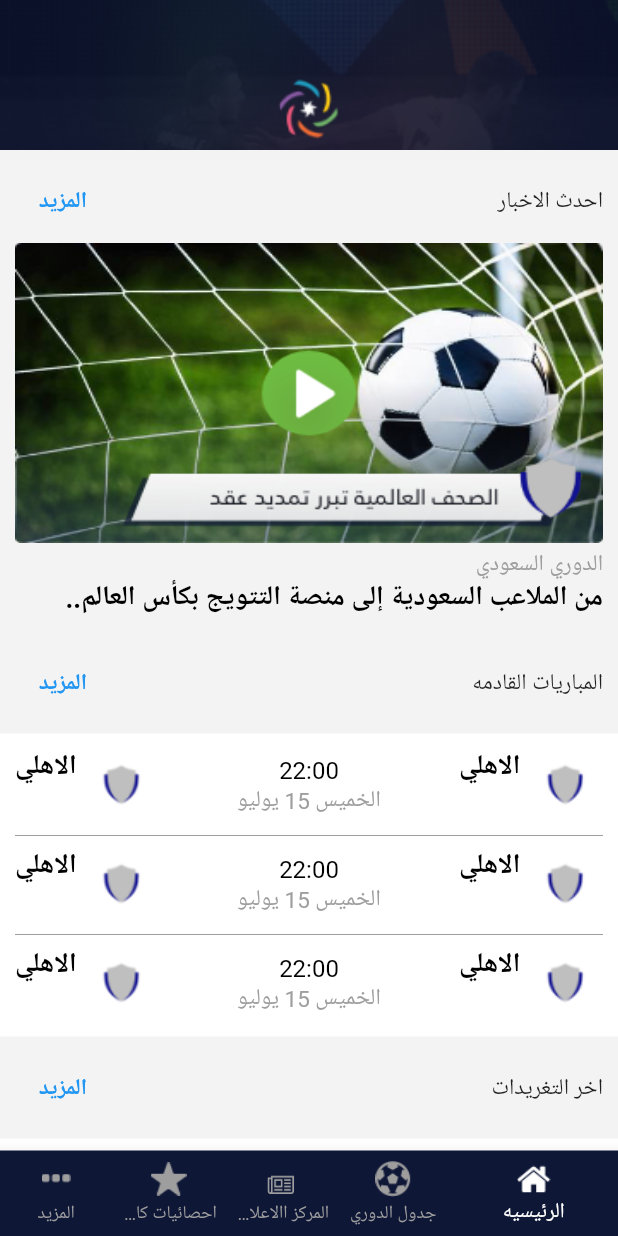
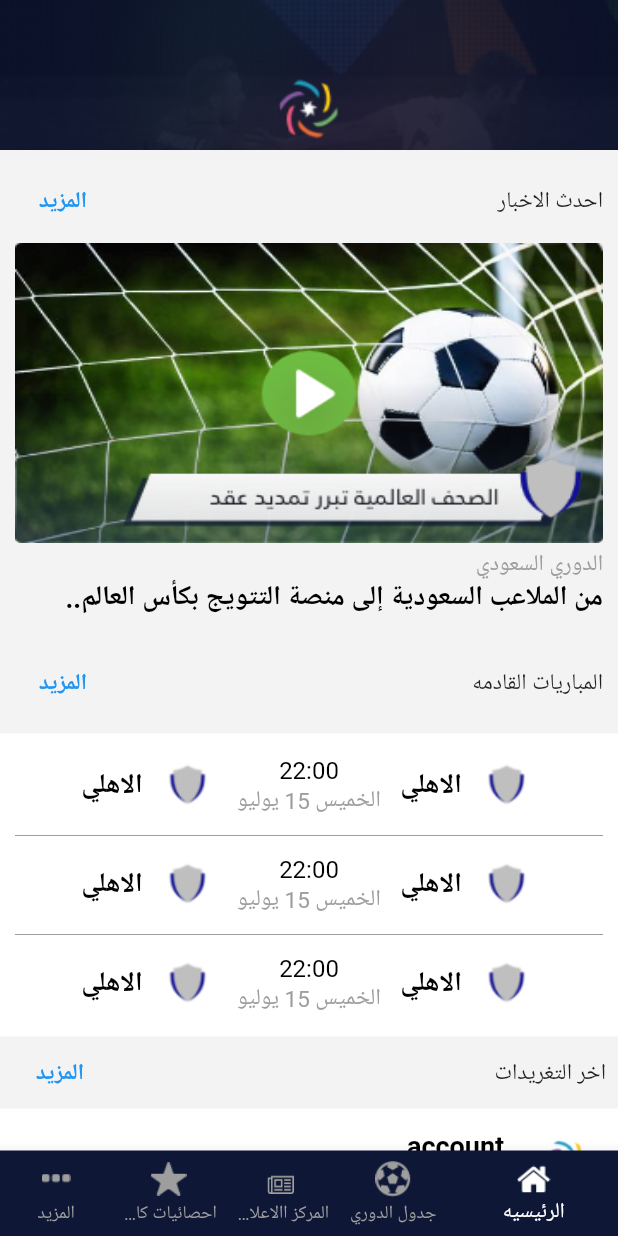
Before and after one commit to MoSamir/innosoft, a Flutter app: the screen it shows after launch, on a phone screen of 412 x 824 dp. Run offline on Flutter 3.47's test engine with Material 2 defaults, Android fonts, the phone set to English and light mode, and no system bars; our stand-ins replace chewie, easy_localization, flutter_bloc, fluttertoast, modal_progress_hud, video_player; Roboto replaces fonts that are missing (assets/fonts/AAJannatLT.ttf).

Commit message:
=> Fixing UI issues

```diff
--- a/lib/main.dart
+++ b/lib/main.dart
@@ -24,7 +24,9 @@ class MyApp extends StatelessWidget {
   @override
   Widget build(BuildContext context) {
     return MaterialApp(
-        theme: ThemeData(bottomAppBarColor: Assets.darkBlueColor),
+        theme: ThemeData(
+            bottomAppBarColor: Assets.darkBlueColor,
+            fontFamily: Assets.fontAJanaat),
         localizationsDelegates: context.localizationDelegates,
         supportedLocales: context.supportedLocales,
         locale: context.locale,
--- a/lib/resources/Assets.dart
+++ b/lib/resources/Assets.dart
@@ -1,11 +1,21 @@
 import 'package:flutter/material.dart';
 
 class Assets {
-  // COLORS
+  // ------------------- COLORS ------------------------
   static const Color darkBlueColor = Color(0xff0F1737);
   static const Color homeBackgroundColor = Color(0xffF3F3F3);
 
-  // IMAGES
+  // ----------------- FONTS ----------------------------
+
+  static const String _FONTS_ROOT = "assets/fonts/";
+  static const String fontAJanaat = _FONTS_ROOT + "AAJannatLT.ttf";
+
+  // ----------------- VIDEOS -----------------------------
+
+  static const String _VIDEOS_ROOT = "assets/raw/";
+  static const String homeVideo = _VIDEOS_ROOT + "video_sample.mp4";
+
+  // ----------- IMAGES ------------------------------
 
   static const String _IMAGES_ROOT = "assets/images/";
 
--- a/lib/ui/screens/home_screen.dart
+++ b/lib/ui/screens/home_screen.dart
@@ -20,10 +20,11 @@ class HomeScreen extends StatefulWidget {
 
 class _HomeScreenState extends State<HomeScreen> {
   ChewieController chewieController = ChewieController(
-    videoPlayerController: VideoPlayerController.network(
-        'https://flutter.github.io/assets-for-api-docs/assets/videos/butterfly.mp4'),
+    autoInitialize: true,
+    videoPlayerController: VideoPlayerController.asset(Assets.homeVideo),
     autoPlay: false,
     looping: false,
+    aspectRatio: 5 / 6.0,
   );
 
   List<Match> matches = [];
@@ -34,7 +35,6 @@ class _HomeScreenState extends State<HomeScreen> {
   void dispose() {
     chewieController.pause();
     chewieController.dispose();
-
     super.dispose();
   }
 
@@ -134,7 +134,7 @@ class _HomeScreenState extends State<HomeScreen> {
     return Column(
       children: [
         Padding(
-          padding: const EdgeInsets.all(10.0),
+          padding: const EdgeInsets.symmetric(horizontal: 8),
           child: Row(
             mainAxisSize: MainAxisSize.max,
             mainAxisAlignment: MainAxisAlignment.spaceBetween,
@@ -230,7 +230,6 @@ class _HomeScreenState extends State<HomeScreen> {
             child: ListView.builder(
               scrollDirection: Axis.horizontal,
               padding: EdgeInsets.symmetric(vertical: 10),
-              physics: NeverScrollableScrollPhysics(),
               itemBuilder: (context, index) {
                 return Padding(
                   padding: const EdgeInsets.symmetric(horizontal: 10),
@@ -245,6 +244,7 @@ class _HomeScreenState extends State<HomeScreen> {
                         child: Image.asset(
                           Assets.sponsorImg,
                           fit: BoxFit.contain,
+                          alignment: Alignment.center,
                         ),
                       ),
                     ),
--- a/lib/ui/widgets/match_card.dart
+++ b/lib/ui/widgets/match_card.dart
@@ -11,11 +11,13 @@ class MatchCard extends StatelessWidget {
   @override
   Widget build(BuildContext context) {
     return Row(
+      mainAxisAlignment: MainAxisAlignment.center,
       children: [
         TeamIcon(
           team: match.homeTeam,
         ),
-        Expanded(
+        Padding(
+          padding: const EdgeInsets.symmetric(horizontal: 8),
           child: Column(
             crossAxisAlignment: CrossAxisAlignment.center,
             mainAxisSize: MainAxisSize.min,
@@ -29,9 +31,10 @@ class MatchCard extends StatelessWidget {
                 style: Assets.subTitles,
               ),
             ],
-        )),
+          ),
+        ),
         TeamIcon(
-          team: match.awayTeam,
+          team: match.homeTeam,
         ),
       ],
     );
--- a/lib/ui/widgets/team_icon.dart
+++ b/lib/ui/widgets/team_icon.dart
@@ -10,6 +10,8 @@ class TeamIcon extends StatelessWidget {
   @override
   Widget build(BuildContext context) {
     return Wrap(
+      alignment: WrapAlignment.center,
+      crossAxisAlignment: WrapCrossAlignment.center,
       direction: Axis.horizontal,
       children: [
         Image.asset(
@@ -17,12 +19,13 @@ class TeamIcon extends StatelessWidget {
           height: 50,
           width: 50,
         ),
-        SizedBox(
-          width: 5,
-        ),
-        Text(
-          team.teamName,
-          style: Assets.headlines,
+        Padding(
+          padding: const EdgeInsets.symmetric(horizontal: 5.0),
+          child: Text(
+            team.teamName,
+            textAlign: TextAlign.center,
+            style: Assets.headlines,
+          ),
         )
       ],
     );
```
Also changed, not shown: pubspec.yaml (+6 -4 lines), assets/fonts/AAJannatLT.ttf (added), 1 other file. Lines whose indentation alone changed are shown as unchanged.
